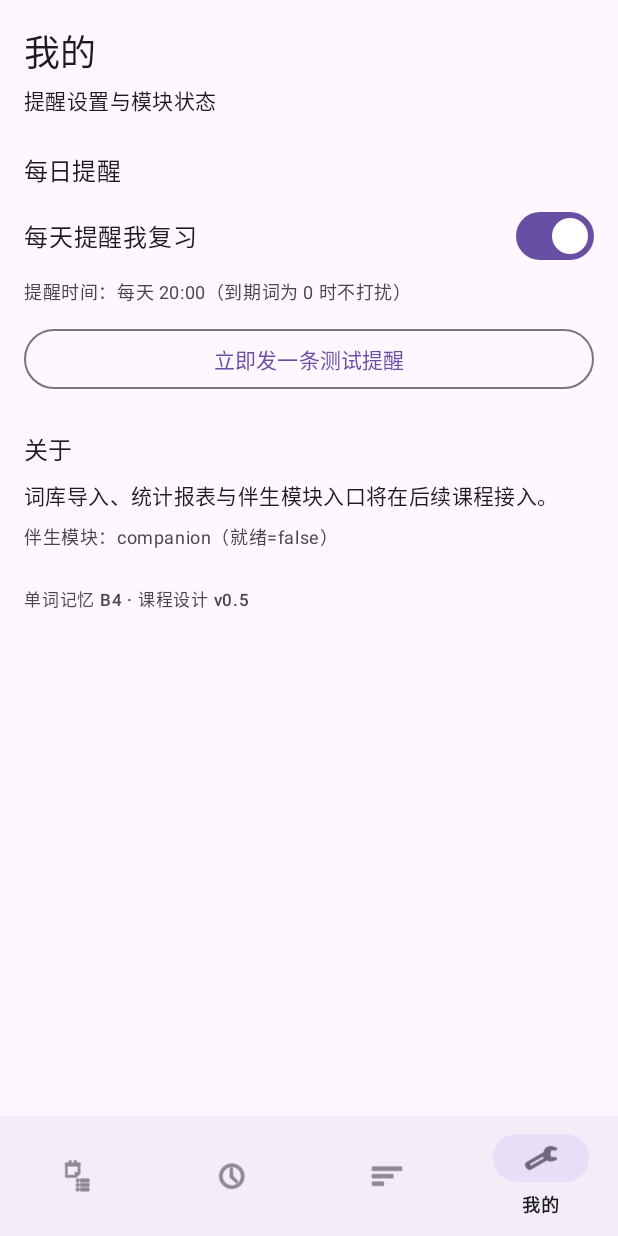
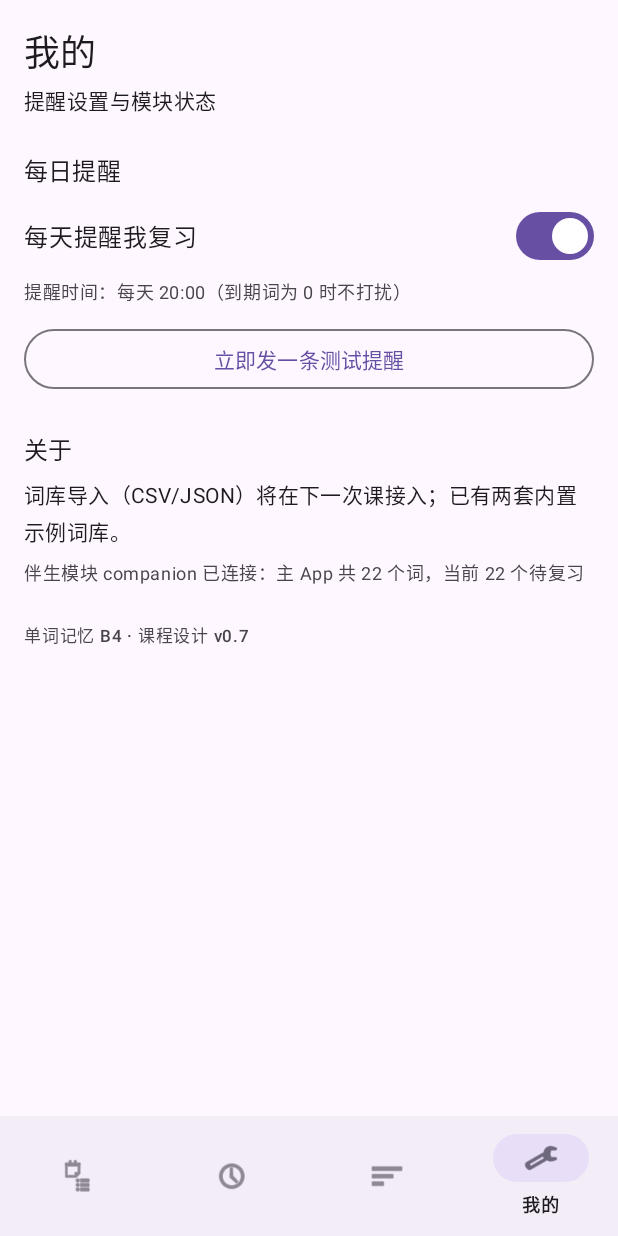
Before and after one commit to XuCong-0920/course-design, an Android app: the screen it shows after launch (MainActivity), item 4 of the bottom bar chosen, on a phone screen of 412 x 824 dp. Run offline under Robolectric (Android 15) with nearby library versions, the phone set to English and light mode, and no system bars; our stand-ins replace Room's generated code, navigation-ui; 1 statement that could not run was skipped.

Commit message:
feat: 伴生模块通过只读契约读取主 App 数据，并补通知权限降级引导

```diff
--- a/app/src/main/java/com/xucong/wordmemory/WordMemoryApp.kt
+++ b/app/src/main/java/com/xucong/wordmemory/WordMemoryApp.kt
@@ -1,6 +1,8 @@
 package com.xucong.wordmemory
 
 import android.app.Application
+import com.xucong.wordmemory.companion.CompanionBridge
+import com.xucong.wordmemory.companion.DueDataProvider
 import com.xucong.wordmemory.data.WordRepository
 import com.xucong.wordmemory.data.local.WordDatabase
 import kotlinx.coroutines.CoroutineScope
@@ -20,6 +22,14 @@ class WordMemoryApp : Application() {
 
     override fun onCreate() {
         super.onCreate()
+        // 把主 App 的只读数据能力注册给伴生模块：模块只看到 DueDataProvider 接口，
+        // 不依赖 Room / Entity，编译期也不会反向依赖主 App。
+        CompanionBridge.bind(
+            object : DueDataProvider {
+                override suspend fun totalWordCount(): Int = repository.totalWordCount()
+                override suspend fun dueCount(now: Long): Int = repository.dueNow(now)
+            },
+        )
         applicationScope.launch { repository.ensureSeeded() }
     }
 
--- a/app/src/main/java/com/xucong/wordmemory/ui/mine/MineFragment.kt
+++ b/app/src/main/java/com/xucong/wordmemory/ui/mine/MineFragment.kt
@@ -1,18 +1,24 @@
 package com.xucong.wordmemory.ui.mine
 
+import android.content.Intent
+import android.net.Uri
+import android.os.Build
 import android.os.Bundle
+import android.provider.Settings
 import android.view.View
 import androidx.core.view.isVisible
 import androidx.fragment.app.Fragment
+import androidx.lifecycle.lifecycleScope
 import com.xucong.wordmemory.R
 import com.xucong.wordmemory.companion.CompanionBridge
 import com.xucong.wordmemory.databinding.FragmentMineBinding
 import com.xucong.wordmemory.notification.ReminderNotifications
 import com.xucong.wordmemory.notification.ReminderPrefs
 import com.xucong.wordmemory.notification.ReminderScheduler
+import kotlinx.coroutines.launch
 
 /**
- * 「我的」页：提醒设置 + 伴生模块状态。
+ * 「我的」页：提醒设置 + 权限降级引导 + 伴生模块状态。
  *
  * 「立即发一条测试提醒」不是调试残留：验收要当场演示通知，而周期任务最早也要等到设定时刻，
  * 留一个手动触发入口既方便演示，也能让用户确认通知权限是否真的生效。
@@ -43,17 +49,45 @@ class MineFragment : Fragment(R.layout.fragment_mine) {
             ReminderNotifications.showReminder(context, TEST_DUE_COUNT)
         }
 
-        binding.companionInfo.text = getString(
-            R.string.mine_companion_status,
-            CompanionBridge.MODULE_NAME,
-            CompanionBridge.isReady(),
-        )
+        binding.openNotificationSettings.setOnClickListener { openNotificationSettings() }
     }
 
     override fun onResume() {
         super.onResume()
         // 权限可能刚在系统设置里被改过，每次回到页面重新判断
-        binding.permissionHint.isVisible = !ReminderNotifications.canPost(requireContext())
+        val canPost = ReminderNotifications.canPost(requireContext())
+        binding.permissionHint.isVisible = !canPost
+        binding.openNotificationSettings.isVisible = !canPost
+        refreshCompanionStatus()
+    }
+
+    /**
+     * 伴生模块的状态来自它自己的只读入口，而不是直接查库：
+     * 这里能显示数字，说明绑定链路（Application 注入 → 模块读取）真的通了。
+     */
+    private fun refreshCompanionStatus() {
+        viewLifecycleOwner.lifecycleScope.launch {
+            val total = CompanionBridge.totalWordCount()
+            val due = CompanionBridge.dueCount()
+            binding.companionInfo.text = if (CompanionBridge.isReady() && total >= 0 && due >= 0) {
+                getString(R.string.mine_companion_status, CompanionBridge.MODULE_NAME, total, due)
+            } else {
+                getString(R.string.mine_companion_unbound, CompanionBridge.MODULE_NAME)
+            }
+        }
+    }
+
+    /** 降级路径：没有通知权限时给一个能直达系统开关的按钮，而不是只留一行红字。 */
+    private fun openNotificationSettings() {
+        val packageName = requireContext().packageName
+        val intent = if (Build.VERSION.SDK_INT >= Build.VERSION_CODES.O) {
+            Intent(Settings.ACTION_APP_NOTIFICATION_SETTINGS)
+                .putExtra(Settings.EXTRA_APP_PACKAGE, packageName)
+        } else {
+            Intent(Settings.ACTION_APPLICATION_DETAILS_SETTINGS)
+                .setData(Uri.fromParts("package", packageName, null))
+        }
+        runCatching { startActivity(intent) }
     }
 
     override fun onDestroyView() {
--- a/app/src/main/res/layout/fragment_mine.xml
+++ b/app/src/main/res/layout/fragment_mine.xml
@@ -69,6 +69,16 @@
             android:visibility="gone"
             tools:visibility="visible" />
 
+        <com.google.android.material.button.MaterialButton
+            android:id="@+id/openNotificationSettings"
+            style="@style/Widget.Material3.Button.TextButton"
+            android:layout_width="wrap_content"
+            android:layout_height="wrap_content"
+            android:layout_marginTop="4dp"
+            android:text="@string/mine_open_settings"
+            android:visibility="gone"
+            tools:visibility="visible" />
+
         <TextView
             android:layout_width="match_parent"
             android:layout_height="wrap_content"
--- a/app/src/main/res/values/strings.xml
+++ b/app/src/main/res/values/strings.xml
@@ -79,11 +79,13 @@
     <string name="mine_reminder_switch">每天提醒我复习</string>
     <string name="mine_reminder_time">提醒时间：每天 %1$d:00（到期词为 0 时不打扰）</string>
     <string name="mine_test_reminder">立即发一条测试提醒</string>
-    <string name="mine_permission_missing">还没授予通知权限：到点不会弹出提醒，可到系统设置里开启。</string>
+    <string name="mine_permission_missing">还没授予通知权限：到点不会弹出提醒。复习、测试、统计等所有功能照常可用。</string>
+    <string name="mine_open_settings">去系统设置里开启通知</string>
     <string name="mine_section_more">关于</string>
-    <string name="mine_more_hint">词库导入、统计报表与伴生模块入口将在后续课程接入。</string>
-    <string name="mine_companion_status">伴生模块：%1$s（就绪=%2$b）</string>
-    <string name="mine_version">单词记忆 B4 · 课程设计 v0.5</string>
+    <string name="mine_more_hint">词库导入（CSV/JSON）将在下一次课接入；已有两套内置示例词库。</string>
+    <string name="mine_companion_status">伴生模块 %1$s 已连接：主 App 共 %2$d 个词，当前 %3$d 个待复习</string>
+    <string name="mine_companion_unbound">伴生模块 %1$s 未连接</string>
+    <string name="mine_version">单词记忆 B4 · 课程设计 v0.7</string>
 
     <string name="skeleton_tag">工程骨架 · 单 Activity + Navigation</string>
 
--- a/companion/build.gradle.kts
+++ b/companion/build.gradle.kts
@@ -18,4 +18,8 @@ android {
 
 dependencies {
     implementation("androidx.core:core-ktx:1.19.1")
+
+    // 桥接契约是纯 Kotlin，单测不用 Robolectric/模拟器
+    testImplementation("junit:junit:4.13.2")
+    testImplementation("org.jetbrains.kotlinx:kotlinx-coroutines-core:1.10.2")
 }
--- a/companion/src/main/java/com/xucong/wordmemory/companion/CompanionBridge.kt
+++ b/companion/src/main/java/com/xucong/wordmemory/companion/CompanionBridge.kt
@@ -1,10 +1,26 @@
 package com.xucong.wordmemory.companion
 
 /**
- * 伴生模块（《移动互联网应用开发实战》1 学分）对主 App 暴露的统一入口。
+ * 伴生模块（《移动互联网应用开发实战》1 学分）与主 App 之间的**只读数据契约**。
  *
- * 骨架阶段只有常量与开关；第 7 次课起在此实现每日复习提醒的通知渠道、
- * WorkManager 调度与通知栏三 Action（记得 / 稍后 / 跳过）。
+ * 为什么要这层接口，而不是让伴生模块直接依赖 Room：
+ * 1. 模块可以单独编译、单独测试（不依赖主 App 的 Entity / DAO）；
+ * 2. 依赖方向是单向的——主 App 依赖模块，模块只知道接口，不会反向依赖主 App；
+ * 3. 将来把伴生模块拆成独立进程或单独 APK 时，这里换成 AIDL / ContentProvider 即可，
+ *    上层调用方（`MineFragment`）不用改。
+ */
+interface DueDataProvider {
+
+    /** 当前全部词库里的单词总数。 */
+    suspend fun totalWordCount(): Int
+
+    /** 指定时刻已经到期、需要复习的单词数。 */
+    suspend fun dueCount(now: Long = System.currentTimeMillis()): Int
+}
+
+/**
+ * 伴生模块对外的唯一入口。主 App 在 `Application.onCreate` 里 [bind] 一个实现，
+ * 之后伴生模块内部（例如提醒 Worker 组装通知文案）就能读到主 App 的数据。
  */
 object CompanionBridge {
 
@@ -13,6 +29,25 @@ object CompanionBridge {
     /** 每日复习提醒使用的通知渠道 id。 */
     const val REMINDER_CHANNEL_ID: String = "word_review_reminder"
 
-    /** 骨架阶段尚未接入任何能力。 */
-    fun isReady(): Boolean = false
+    /** 未绑定时的返回值：调用方可以据此显示「未连接」，而不是把 0 当成真实数据。 */
+    const val NOT_BOUND: Int = -1
+
+    @Volatile
+    private var provider: DueDataProvider? = null
+
+    /** 由主 App 在启动时注入；重复注入会被覆盖，便于测试时替换实现。 */
+    fun bind(provider: DueDataProvider) {
+        this.provider = provider
+    }
+
+    fun unbind() {
+        provider = null
+    }
+
+    fun isReady(): Boolean = provider != null
+
+    suspend fun totalWordCount(): Int = provider?.totalWordCount() ?: NOT_BOUND
+
+    suspend fun dueCount(now: Long = System.currentTimeMillis()): Int =
+        provider?.dueCount(now) ?: NOT_BOUND
 }
```
Also changed, not shown: 3 other files.
